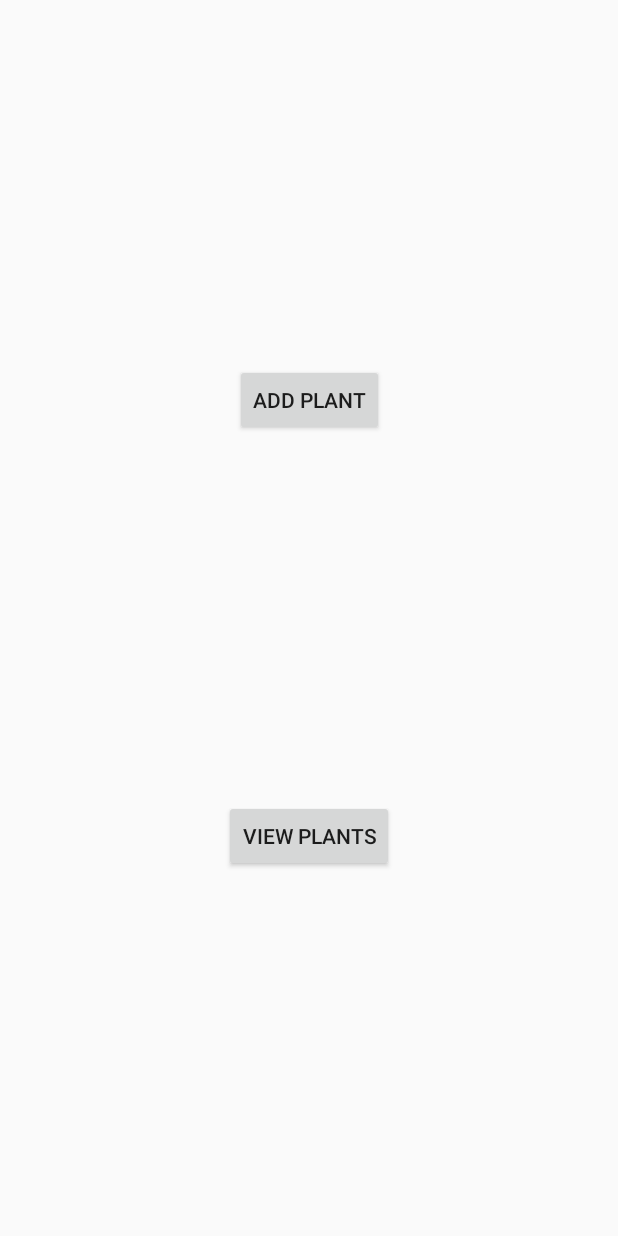
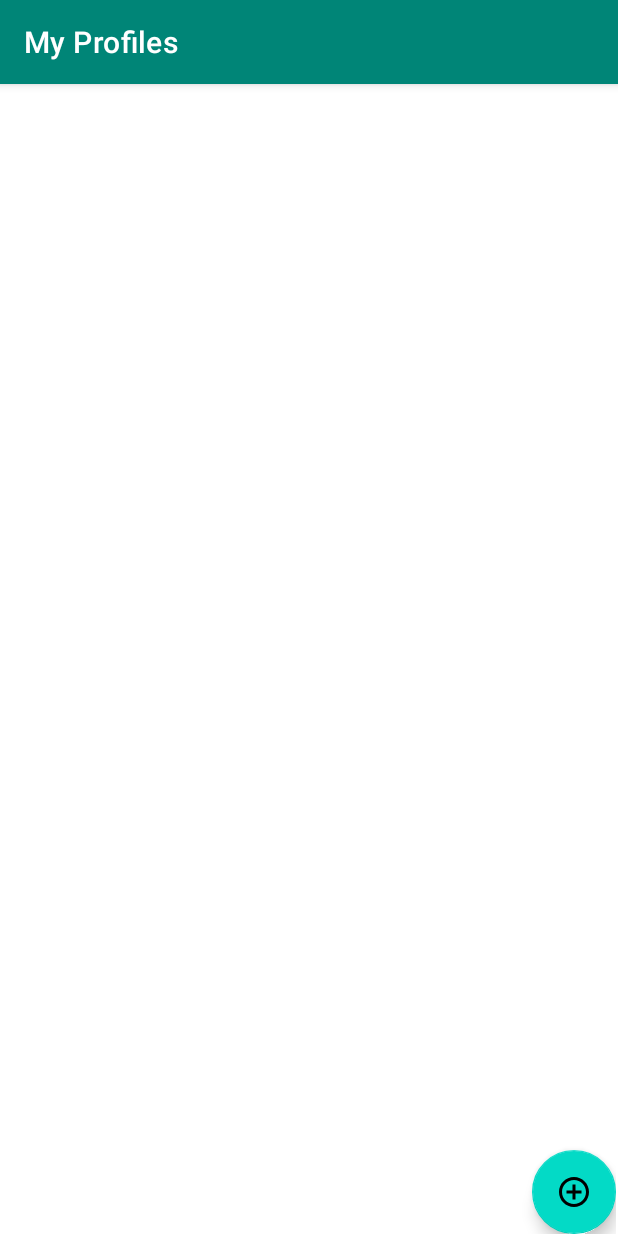
Before and after one commit to smgbx/Plant, an Android app: the screen it shows after launch (MainActivity), on a phone screen of 412 x 824 dp. Run offline under Robolectric (Android 15) with nearby library versions, the phone set to English and light mode, and no system bars; our stand-ins replace navigation-ui.

Commit message:
Restructured project. Added Navigation.

```diff
--- a/app/src/main/java/com/example/plantv2/MainActivity.kt
+++ /dev/null
@@ -1,21 +0,0 @@
-package com.example.plantv2
-
-import android.os.Bundle
-import android.view.View
-import android.widget.Button
-import android.content.Intent
-import androidx.appcompat.app.AppCompatActivity
-import kotlinx.android.synthetic.main.activity_main.*
-
-
-class MainActivity : AppCompatActivity() {
-    public override fun onCreate(savedInstanceState: Bundle?) {
-        super.onCreate(savedInstanceState)
-        setContentView(R.layout.activity_main)
-
-        btn_add_plant.setOnClickListener {
-            val intent = Intent(this, CreatePlantActivity::class.java)
-            startActivity(intent)
-        }
-    }
-}
--- /dev/null
+++ b/app/src/main/java/com/example/plantv2/ui/HomeFragment.kt
@@ -0,0 +1,34 @@
+package com.example.plantv2.ui
+
+
+import android.os.Bundle
+import android.view.LayoutInflater
+import android.view.View
+import android.view.ViewGroup
+import androidx.fragment.app.Fragment
+import androidx.navigation.Navigation
+
+import com.example.plantv2.R
+import kotlinx.android.synthetic.main.fragment_home.*
+
+class HomeFragment : Fragment() {
+
+    override fun onCreateView(
+        inflater: LayoutInflater, container: ViewGroup?,
+        savedInstanceState: Bundle?
+    ): View? {
+        // Inflate the layout for this fragment
+        return inflater.inflate(R.layout.fragment_home, container, false)
+    }
+
+    override fun onActivityCreated(savedInstanceState: Bundle?) {
+        super.onActivityCreated(savedInstanceState)
+
+        button_add.setOnClickListener {
+
+            val action = HomeFragmentDirections.actionAddProfile()
+            Navigation.findNavController(it).navigate(action)
+        }
+    }
+
+}
--- /dev/null
+++ b/app/src/main/java/com/example/plantv2/ui/MainActivity.kt
@@ -0,0 +1,26 @@
+package com.example.plantv2.ui
+
+import android.os.Bundle
+import androidx.appcompat.app.AppCompatActivity
+import androidx.navigation.Navigation
+import androidx.navigation.ui.NavigationUI
+import com.example.plantv2.R
+
+
+class MainActivity : AppCompatActivity() {
+    override fun onCreate(savedInstanceState: Bundle?) {
+        super.onCreate(savedInstanceState)
+        setContentView(R.layout.activity_main)
+
+        val navController = Navigation.findNavController(this, R.id.fragment)
+        NavigationUI.setupActionBarWithNavController(this, navController)
+
+
+    }
+
+    override fun onSupportNavigateUp(): Boolean {
+        return NavigationUI.navigateUp(
+            Navigation.findNavController(this, R.id.fragment), null
+        )
+    }
+}
--- a/app/src/main/java/com/example/plantv2/SplashActivity.kt
+++ b/app/src/main/java/com/example/plantv2/ui/SplashActivity.kt
@@ -1,9 +1,10 @@
-package com.example.plantv2
+package com.example.plantv2.ui
 
 import androidx.appcompat.app.AppCompatActivity
 import android.os.Bundle
 import android.content.Intent
 import android.os.Handler
+import com.example.plantv2.R
 
 class SplashActivity : AppCompatActivity() {
 
@@ -18,7 +19,7 @@ class SplashActivity : AppCompatActivity() {
             // This method will be executed once the timer is over
             // Start your app main activity
 
-            startActivity(Intent(this,MainActivity::class.java))
+            startActivity(Intent(this, MainActivity::class.java))
 
             // close this activity
             finish()
--- /dev/null
+++ b/app/src/main/res/drawable/ic_add_circle_outline_black_24dp.xml
@@ -0,0 +1,9 @@
+<vector xmlns:android="http://schemas.android.com/apk/res/android"
+        android:width="24dp"
+        android:height="24dp"
+        android:viewportWidth="24.0"
+        android:viewportHeight="24.0">
+    <path
+        android:fillColor="#FF000000"
+        android:pathData="M13,7h-2v4L7,11v2h4v4h2v-4h4v-2h-4L13,7zM12,2C6.48,2 2,6.48 2,12s4.48,10 10,10 10,-4.48 10,-10S17.52,2 12,2zM12,20c-4.41,0 -8,-3.59 -8,-8s3.59,-8 8,-8 8,3.59 8,8 -3.59,8 -8,8z"/>
+</vector>
--- a/app/src/main/res/layout/activity_main.xml
+++ b/app/src/main/res/layout/activity_main.xml
@@ -2,31 +2,21 @@
 <androidx.constraintlayout.widget.ConstraintLayout xmlns:android="http://schemas.android.com/apk/res/android"
     xmlns:app="http://schemas.android.com/apk/res-auto"
     xmlns:tools="http://schemas.android.com/tools"
-    android:id="@+id/linearLayout"
     android:layout_width="match_parent"
     android:layout_height="match_parent"
-    tools:context=".MainActivity">
+    tools:context=".ui.MainActivity">
 
-    <Button
-        android:id="@+id/btn_view_plants"
-        android:layout_width="wrap_content"
-        android:layout_height="wrap_content"
-        android:text="@string/btn_view_plants"
+    <fragment
+        android:id="@+id/fragment"
+        android:name="androidx.navigation.fragment.NavHostFragment"
+        android:layout_width="409dp"
+        android:layout_height="0dp"
+        android:layout_marginTop="1dp"
+        android:layout_marginBottom="1dp"
+        app:defaultNavHost="true"
         app:layout_constraintBottom_toBottomOf="parent"
         app:layout_constraintEnd_toEndOf="parent"
-        app:layout_constraintHorizontal_bias="0.5"
         app:layout_constraintStart_toStartOf="parent"
-        app:layout_constraintTop_toBottomOf="@+id/btn_add_plant" />
-
-    <Button
-        android:id="@+id/btn_add_plant"
-        android:layout_width="wrap_content"
-        android:layout_height="wrap_content"
-        android:text="@string/btn_add_plant"
-        app:layout_constraintBottom_toTopOf="@+id/btn_view_plants"
-        app:layout_constraintEnd_toEndOf="parent"
-        app:layout_constraintHorizontal_bias="0.5"
-        app:layout_constraintStart_toStartOf="parent"
-        app:layout_constraintTop_toTopOf="parent" />
-
+        app:layout_constraintTop_toTopOf="parent"
+        app:navGraph="@navigation/nav_graph" />
 </androidx.constraintlayout.widget.ConstraintLayout>
--- a/app/src/main/res/layout/activity_splash.xml
+++ b/app/src/main/res/layout/activity_splash.xml
@@ -4,7 +4,7 @@
     xmlns:tools="http://schemas.android.com/tools"
     android:layout_width="match_parent"
     android:layout_height="match_parent"
-    tools:context=".SplashActivity">
+    tools:context=".ui.SplashActivity">
 
     <ImageView
         android:id="@+id/imageView"
--- /dev/null
+++ b/app/src/main/res/layout/fragment_home.xml
@@ -0,0 +1,17 @@
+<?xml version="1.0" encoding="utf-8"?>
+<RelativeLayout xmlns:android="http://schemas.android.com/apk/res/android"
+    xmlns:tools="http://schemas.android.com/tools"
+    android:layout_width="match_parent"
+    android:layout_height="match_parent"
+    tools:context=".ui.HomeFragment">
+
+    <com.google.android.material.floatingactionbutton.FloatingActionButton
+        android:id="@+id/button_add"
+        android:layout_width="wrap_content"
+        android:layout_height="wrap_content"
+        android:tint="@android:color/black"
+        android:layout_alignParentRight="true"
+        android:layout_alignParentBottom="true"
+        android:clickable="true"
+        android:src="@drawable/ic_add_circle_outline_black_24dp" />
+</RelativeLayout>
--- a/app/src/main/res/navigation/nav_graph.xml
+++ b/app/src/main/res/navigation/nav_graph.xml
@@ -2,17 +2,25 @@
 <navigation xmlns:android="http://schemas.android.com/apk/res/android"
     xmlns:app="http://schemas.android.com/apk/res-auto"
     xmlns:tools="http://schemas.android.com/tools"
-    app:startDestination="@id/placeholder4">
+    android:id="@+id/nav_graph"
+    app:startDestination="@id/homeFragment">
 
-
-    <fragment android:id="@+id/placeholder4" >
+    <fragment
+        android:id="@+id/homeFragment"
+        android:name="com.example.plantv2.ui.HomeFragment"
+        android:label="My Profiles"
+        tools:layout="@layout/fragment_home">
         <action
-            android:id="@+id/action_placeholder4_to_placeholder5"
-            app:destination="@id/placeholder5" />
+            android:id="@+id/actionAddProfile"
+            app:destination="@id/addProfileFragment" />
+    </fragment>
+    <fragment
+        android:id="@+id/addProfileFragment"
+        android:name="com.example.plantv2.ui.AddProfileFragment"
+        android:label="Add Profile"
+        tools:layout="@layout/fragment_add_profile">
         <action
-            android:id="@+id/action_placeholder4_to_placeholder6"
-            app:destination="@id/placeholder6" />
+            android:id="@+id/actionSaveProfile"
+            app:destination="@id/homeFragment" />
     </fragment>
-    <fragment android:id="@+id/placeholder5" />
-    <fragment android:id="@+id/placeholder6" />
 </navigation>
--- a/app/src/main/res/values/styles.xml
+++ b/app/src/main/res/values/styles.xml
@@ -1,16 +1,11 @@
 <resources>
 
     <!-- Base application theme. -->
-    <style name="AppTheme" parent="Theme.AppCompat.Light.DarkActionBar">
+    <style name="AppTheme" parent="Theme.MaterialComponents.Light.DarkActionBar">
         <!-- Customize your theme here. -->
         <item name="colorPrimary">@color/colorPrimary</item>
         <item name="colorPrimaryDark">@color/colorPrimaryDark</item>
         <item name="colorAccent">@color/colorAccent</item>
     </style>
 
-    <style name="AppTheme.NoActionBar">
-        <item name="windowActionBar">false</item>
-        <item name="windowNoTitle">true</item>
-    </style>
-
 </resources>
--- a/build.gradle
+++ b/build.gradle
@@ -10,8 +10,13 @@ buildscript {
     dependencies {
         classpath 'com.android.tools.build:gradle:3.5.3'
         classpath "org.jetbrains.kotlin:kotlin-gradle-plugin:$kotlin_version"
+
         // NOTE: Do not place your application dependencies here; they belong
         // in the individual module build.gradle files
+
+        def nav_version = "2.3.0-alpha03"
+        classpath "androidx.navigation:navigation-safe-args-gradle-plugin:$nav_version"
+
     }
 }
 
```
Also changed, not shown: app/build.gradle (+14 -9 lines), app/src/main/AndroidManifest.xml (+5 -7 lines), app/src/main/java/com/example/plantv2/CreatePlantActivity.kt (deleted, +0 -12 lines), app/src/main/java/com/example/plantv2/ui/AddProfileFragment.kt (added, +25 -0 lines), app/src/main/res/drawable/ic_check_black_24dp.xml (added, +9 -0 lines), app/src/main/res/layout/add_plant.xml (deleted, +0 -119 lines), app/src/main/res/layout/fragment_add_profile.xml (added, +48 -0 lines), app/src/main/res/values/strings.xml (+3 -10 lines).
